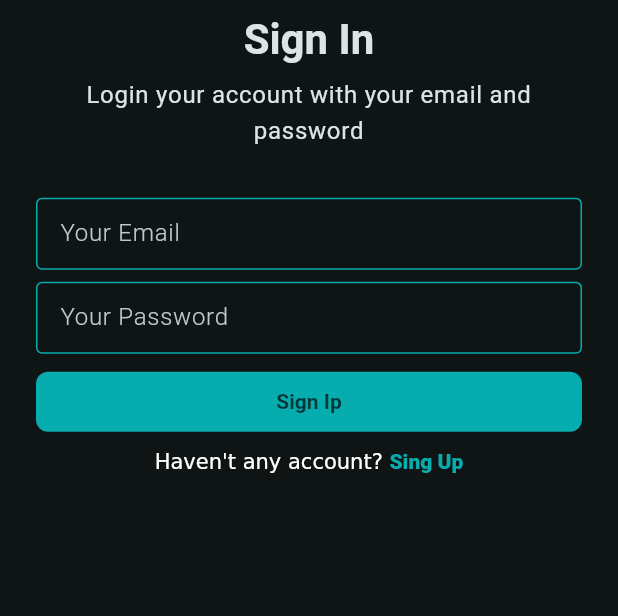
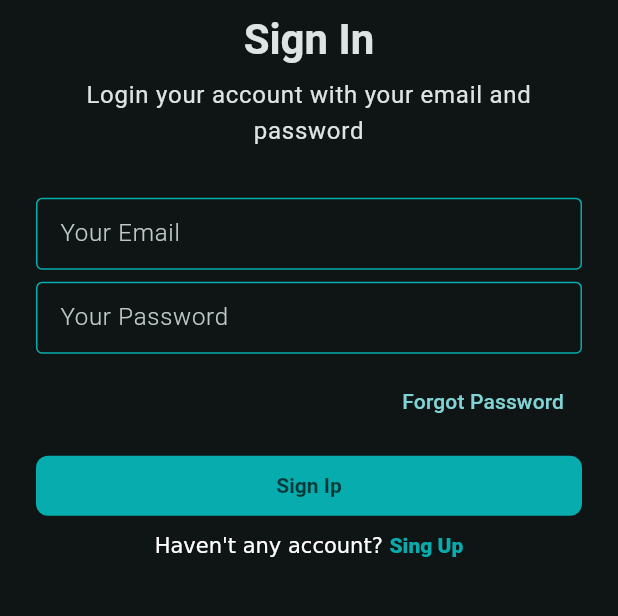
Before and after one commit to tanvirkhan00/craftyBay_ecommerce_project, a Flutter app: the SignInScreen screen opened directly, on a phone screen of 412 x 824 dp, the part 194-810 px from its top. Run offline on Flutter 3.47's test engine with Material 3 defaults, Android fonts, the phone set to English and light mode, and no system bars; our stand-ins replace firebase_core, firebase_crashlytics, flutter_svg, shared_preferences; accounts and stored records are empty; generated files the repository leaves out were written again.

```diff
--- a/lib/App/app.dart
+++ b/lib/App/app.dart
@@ -3,6 +3,7 @@ import 'package:ecommerce_project/App/app_theme.dart';
 import 'package:ecommerce_project/App/provider/language_provider.dart';
 import 'package:ecommerce_project/App/provider/theme_provider.dart';
 import 'package:ecommerce_project/features/auth/presentation/screen/splash_screen.dart';
+import 'package:ecommerce_project/features/common/presentation/provider/main_nav_container_provider.dart';
 import 'package:ecommerce_project/l10n/app_localizations.dart';
 import 'package:flutter/material.dart';
 import 'package:flutter_localizations/flutter_localizations.dart';
@@ -24,7 +25,8 @@ class _CraftyBayState extends State<CraftyBay> {
             create: (_) => LanguageProvider()..loadInitialLanguage()),
         ChangeNotifierProvider(
             create: (_) => ThemeProvider()..loadInitialThemeMode()
-        )
+        ),
+        ChangeNotifierProvider(create: (_) => MainNavContainerProvider())
       ],
       child: Consumer<LanguageProvider>(
         builder: (context, languageProvider, child) {
--- a/lib/App/app_routes.dart
+++ b/lib/App/app_routes.dart
@@ -2,6 +2,7 @@ import 'package:ecommerce_project/features/auth/presentation/screen/otp_screen.d
 import 'package:ecommerce_project/features/auth/presentation/screen/sign_in_screen.dart';
 import 'package:ecommerce_project/features/auth/presentation/screen/sign_up_screen.dart';
 import 'package:ecommerce_project/features/auth/presentation/screen/splash_screen.dart';
+import 'package:ecommerce_project/features/common/presentation/screen/main_nav_holder_screen.dart';
 import 'package:flutter/material.dart';
 
 class AppRoutes {
@@ -16,6 +17,8 @@ class AppRoutes {
       widget = SignInScreen();
     } else if (settings.name == OtpScreen.name) {
       widget = OtpScreen();
+    } else if (settings.name == MainNavHolderScreen.name) {
+      widget = MainNavHolderScreen();
     }
 
 
--- a/lib/features/auth/presentation/screen/otp_screen.dart
+++ b/lib/features/auth/presentation/screen/otp_screen.dart
@@ -53,6 +53,7 @@ class _OtpScreenState extends State<OtpScreen> {
     );
   }
 
+  // ** Pin code package import kore oo kora jay // **
   Widget _otpBox (int index) {
    return SizedBox(
      width: 50,
--- a/lib/features/auth/presentation/screen/sign_in_screen.dart
+++ b/lib/features/auth/presentation/screen/sign_in_screen.dart
@@ -56,6 +56,12 @@ class _SignInScreenState extends State<SignInScreen> {
                     }
                   },
                 ),
+                Row(
+                  mainAxisAlignment: .end,
+                  children: [
+                    TextButton(onPressed: _onTapForgetButton, child: Text("Forgot Password") )
+                  ],
+                ),
                 FilledButton(onPressed: _signInButton, child: Text("Sign Ip")),
                 RichText(text: TextSpan(
                     text: "Haven't any account? ",
@@ -79,6 +85,8 @@ class _SignInScreenState extends State<SignInScreen> {
     );
   }
 
+  void _onTapForgetButton() {}
+
   void _signInButton() {
     Navigator.pushNamed(context, OtpScreen.name);
   }
--- /dev/null
+++ b/lib/features/common/presentation/provider/main_nav_container_provider.dart
@@ -0,0 +1,14 @@
+import 'package:flutter/foundation.dart';
+
+class MainNavContainerProvider extends ChangeNotifier {
+  int _selectedIndex = 0;
+
+  int get selectedIndex => _selectedIndex;
+
+  void changeItem(int index) {
+    if(_selectedIndex == index) return ;
+
+    _selectedIndex = index ;
+    notifyListeners();
+  }
+}
```
Also changed, not shown: lib/features/auth/presentation/screen/password_reset_screen.dart (added, +15 -0 lines), lib/features/auth/presentation/screen/splash_screen.dart (+4 -5 lines), lib/features/common/presentation/screen/main_nav_holder_screen.dart (added, +36 -0 lines).
